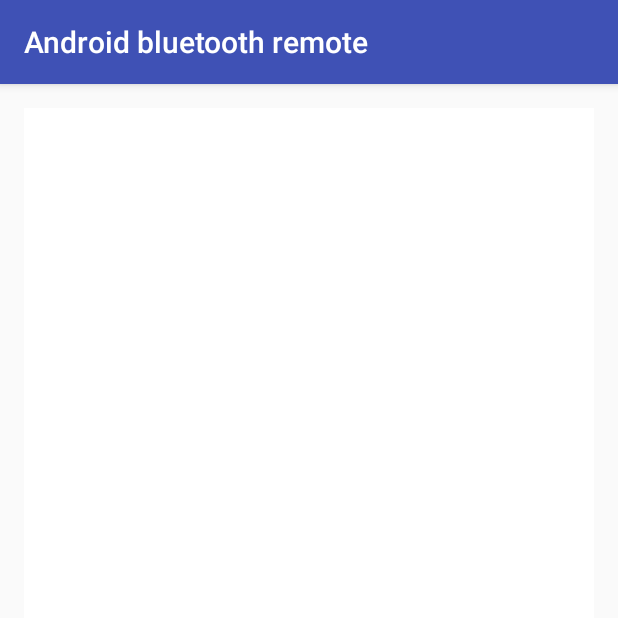
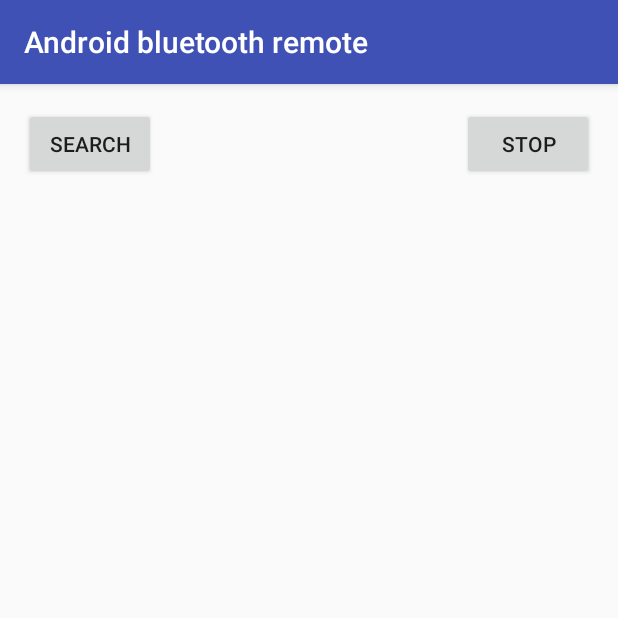
Before and after one commit to DmitryMasley/android-bluetooth-remote, an Android app: the screen it shows after launch (MainActivity), on a phone screen of 412 x 824 dp, the top half of it. Run offline under Robolectric (Android 15) with nearby library versions, the phone set to English and light mode, and no system bars.

Commit message:
Add controls for discover bt devises

```diff
--- a/app/src/main/java/com/example/dmasley/androidbluetoothremote/MainActivity.java
+++ b/app/src/main/java/com/example/dmasley/androidbluetoothremote/MainActivity.java
@@ -13,16 +13,22 @@ import android.support.v7.app.AppCompatActivity;
 import android.os.Bundle;
 import android.widget.AdapterView;
 import android.widget.ArrayAdapter;
+import android.widget.Button;
 import android.widget.ListView;
 import android.view.View;
 import android.bluetooth.BluetoothAdapter;
 import android.content.Intent;
+import android.widget.ProgressBar;
+
 import com.example.dmasley.androidbluetoothremote.bluetooth.ConnectionThread;
 
 import java.util.Comparator;
 
 public class MainActivity extends AppCompatActivity {
     ListView devicesList;
+    ProgressBar progress;
+    Button startDiscovery;
+    Button stopDiscovery;
     int REQUEST_ENABLE_BT;
     final BluetoothAdapter adapter;
     private BroadcastReceiver btReceiver;
@@ -60,6 +66,23 @@ public class MainActivity extends AppCompatActivity {
     }
     protected void initializeUi(){
 
+        progress = (ProgressBar) findViewById(R.id.progressBar);
+        startDiscovery = (Button) findViewById(R.id.start_discovery);
+        stopDiscovery = (Button) findViewById(R.id.stop_discovery);
+
+        startDiscovery.setOnClickListener(new View.OnClickListener() {
+            @Override
+            public void onClick(View v) {
+                startDiscoverDevices();
+            }
+        });
+        stopDiscovery.setOnClickListener(new View.OnClickListener() {
+            @Override
+            public void onClick(View v) {
+                stopDiscoverDevices();
+            }
+        });
+        progress.setVisibility(View.GONE);
         devicesList = (ListView) findViewById(R.id.devices);
         devicesList.setOnItemClickListener(new AdapterView.OnItemClickListener() {
             @Override
@@ -85,6 +108,14 @@ public class MainActivity extends AppCompatActivity {
                 if(BluetoothDevice.ACTION_FOUND.equals(action)){
                     BluetoothDevice device = intent.getParcelableExtra(BluetoothDevice.EXTRA_DEVICE);
                     BluetoothDeviceItemView item = new BluetoothDeviceItemView(device.getName(), device.getAddress(), device);
+                    boolean alreadyInList = false;
+                    for(int i = 0; i< devicesArrayAdapter.getCount(); i++){
+                        BluetoothDeviceItemView btItem = devicesArrayAdapter.getItem(i);
+                        if(btItem.getDeviceAddress().equals(item.getDeviceAddress())){
+                            alreadyInList = true;
+                        }
+                    }
+                    if(!alreadyInList){
                         devicesArrayAdapter.add(item);
                         // show paired devices first
                         devicesArrayAdapter.sort(new Comparator<BluetoothDeviceItemView>(){
@@ -95,10 +126,19 @@ public class MainActivity extends AppCompatActivity {
                         });
                     }
                 }
+            }
         };
         IntentFilter intentFilter = new IntentFilter(BluetoothDevice.ACTION_FOUND);
         registerReceiver(btReceiver, intentFilter);
+        startDiscoverDevices();
+    }
+    void startDiscoverDevices(){
         adapter.startDiscovery();
+        progress.setVisibility(View.VISIBLE);
+    }
+    void stopDiscoverDevices(){
+        adapter.cancelDiscovery();
+        progress.setVisibility(View.GONE);
     }
     protected void onActivityResult(int requestCode, int resultCode, Intent data){
         if (requestCode == REQUEST_ENABLE_BT) {
--- a/app/src/main/res/layout/activity_main.xml
+++ b/app/src/main/res/layout/activity_main.xml
@@ -12,9 +12,35 @@
 
     <ListView
         android:layout_width="match_parent"
-        android:layout_height="match_parent"
+        android:layout_height="wrap_content"
         android:id="@+id/devices"
-        android:layout_alignParentStart="true"
-        android:background="@android:color/background_light" />
+        android:background="@android:color/background_light"
+        android:layout_alignParentTop="true"
+        android:layout_marginTop="76dp"
+        android:layout_alignParentEnd="true" />
+
+    <ProgressBar
+        style="?android:attr/progressBarStyleLarge"
+        android:layout_width="wrap_content"
+        android:layout_height="wrap_content"
+        android:id="@+id/progressBar"
+        android:layout_alignParentTop="true"
+        android:layout_centerHorizontal="true" />
+
+    <Button
+        android:text="Stop"
+        android:layout_width="wrap_content"
+        android:layout_height="wrap_content"
+        android:id="@+id/stop_discovery"
+        android:layout_alignParentTop="true"
+        android:layout_alignParentEnd="true" />
+
+    <Button
+        android:text="Search"
+        android:layout_width="wrap_content"
+        android:layout_height="wrap_content"
+        android:id="@+id/start_discovery"
+        android:layout_alignParentTop="true"
+        android:layout_alignParentStart="true" />
 
 </RelativeLayout>
```
Also changed, not shown: 1 other file. Lines whose indentation alone changed are shown as unchanged.
